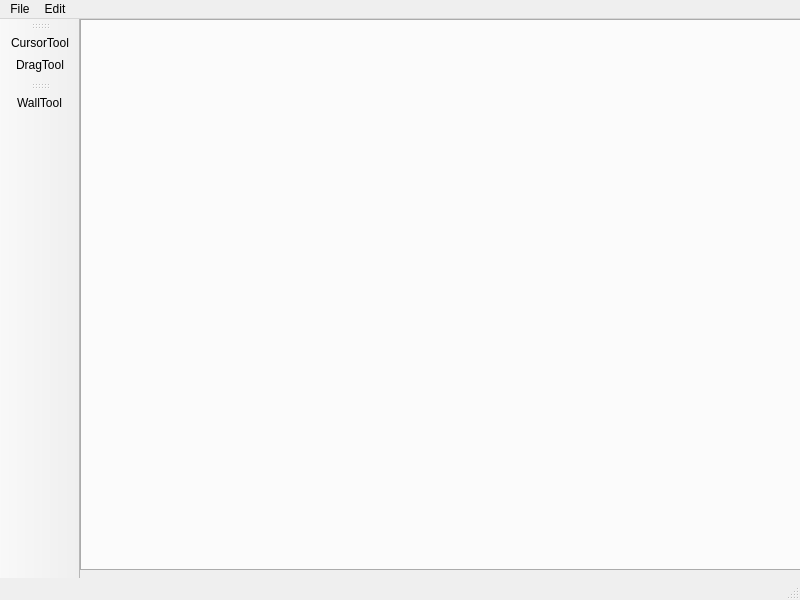
Old version of the form mainwindow.ui in the repository PorterCat/Room-Planner.
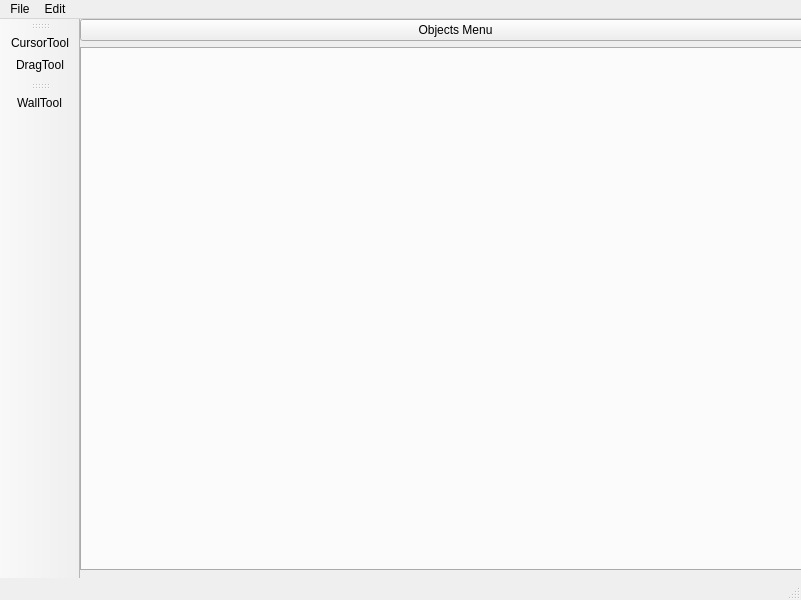
New version of the form. Icons and pictures are not drawn.

Commit message: Made objects menu

Patch:
```diff
--- a/mainwindow.ui
+++ b/mainwindow.ui
@@ -6,7 +6,7 @@
    <rect>
     <x>0</x>
     <y>0</y>
-    <width>800</width>
+    <width>801</width>
     <height>600</height>
    </rect>
   </property>
@@ -31,12 +31,29 @@
      <rect>
       <x>0</x>
       <y>0</y>
-      <width>761</width>
+      <width>751</width>
       <height>551</height>
      </rect>
     </property>
-    <layout class="QGridLayout" name="gridLayout">
-     <item row="0" column="0">
+    <layout class="QVBoxLayout" name="centralLayout">
+     <item>
+      <layout class="QHBoxLayout" name="buttonLayout">
+       <item>
+        <widget class="QPushButton" name="pushButton">
+         <property name="sizePolicy">
+          <sizepolicy hsizetype="Minimum" vsizetype="Maximum">
+           <horstretch>0</horstretch>
+           <verstretch>0</verstretch>
+          </sizepolicy>
+         </property>
+         <property name="text">
+          <string>Objects Menu</string>
+         </property>
+        </widget>
+       </item>
+      </layout>
+     </item>
+     <item>
       <widget class="QTabWidget" name="tabWidget">
        <property name="tabPosition">
         <enum>QTabWidget::TabPosition::South</enum>
@@ -57,7 +74,7 @@
     <rect>
      <x>0</x>
      <y>0</y>
-     <width>800</width>
+     <width>801</width>
      <height>25</height>
     </rect>
    </property>
```
Left out of the diff: 2 changed lines with no effect on the pictures. The commit also changes 7 other files.
